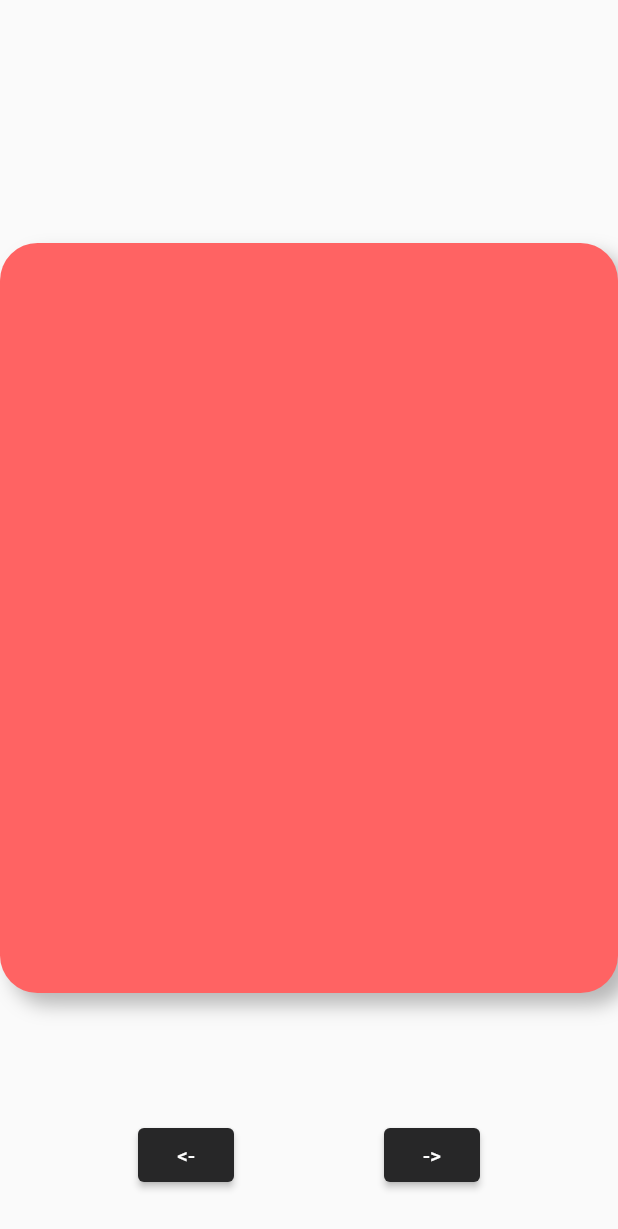
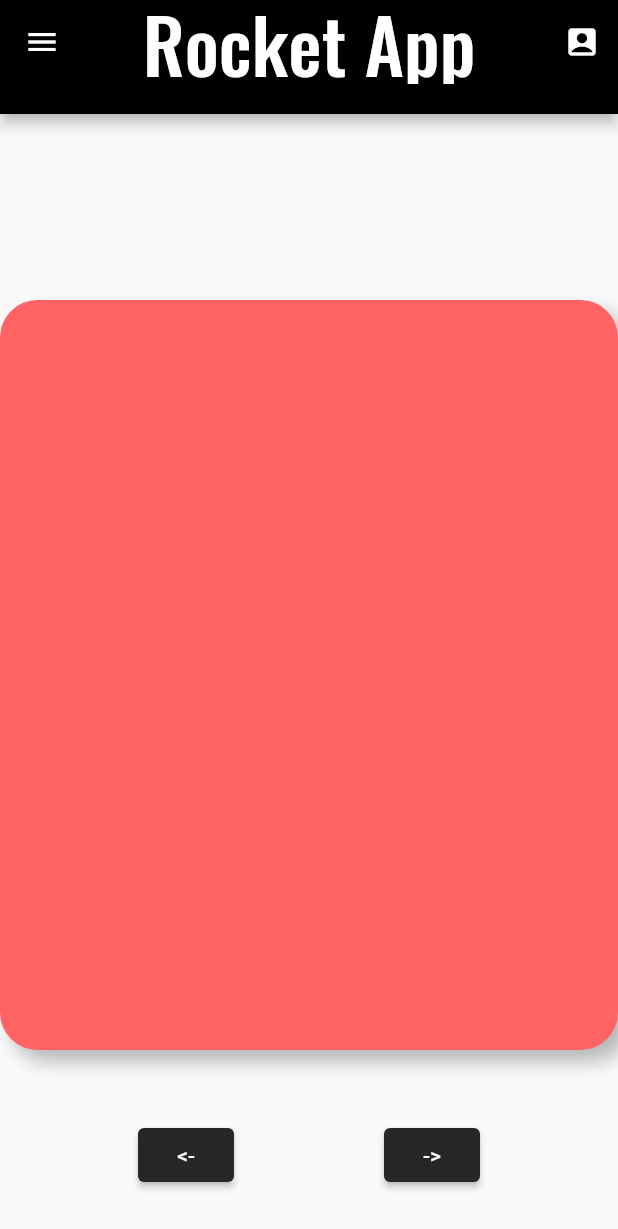
Before and after one commit to GDG-GTBIT/Flutter-Rocket-App, a Flutter app: the screen it shows after launch, on a phone screen of 412 x 824 dp. Shown: the top 1229 px of the screen. Run offline on Flutter 3.47's test engine with Material 2 defaults, Android fonts, the phone set to English and light mode, and no system bars.

Commit message:
Added App bar and 2 actions buttons

```diff
--- a/lib/home.dart
+++ b/lib/home.dart
@@ -1,3 +1,5 @@
+import 'dart:ui';
+
 import 'package:flutter/material.dart';
 
 class Home extends StatefulWidget {
@@ -11,6 +13,22 @@ class _HomeState extends State<Home> {
   @override
   Widget build(BuildContext context) {
     return Scaffold(
+      appBar: AppBar(
+        title: Text(
+          "Rocket App",
+          style: TextStyle(fontFamily: 'oswald', fontSize: 50),
+        ),
+        centerTitle: true,
+        leading: IconButton(onPressed: () {}, icon: Icon(Icons.menu)),
+        actions: [
+          IconButton(onPressed: () {}, icon: Icon(Icons.account_box_rounded)),
+        ],
+        flexibleSpace: Container(color: Colors.black),
+        bottom: PreferredSize(
+          child: Container(color: Colors.black),
+          preferredSize: Size(double.infinity, 20),
+        ),
+      ),
       body: Stack(
         children: [
           Center(
```
Also changed, not shown: pubspec.yaml (+4 -4 lines), textfont/Oswald-VariableFont_wght.ttf (added).
